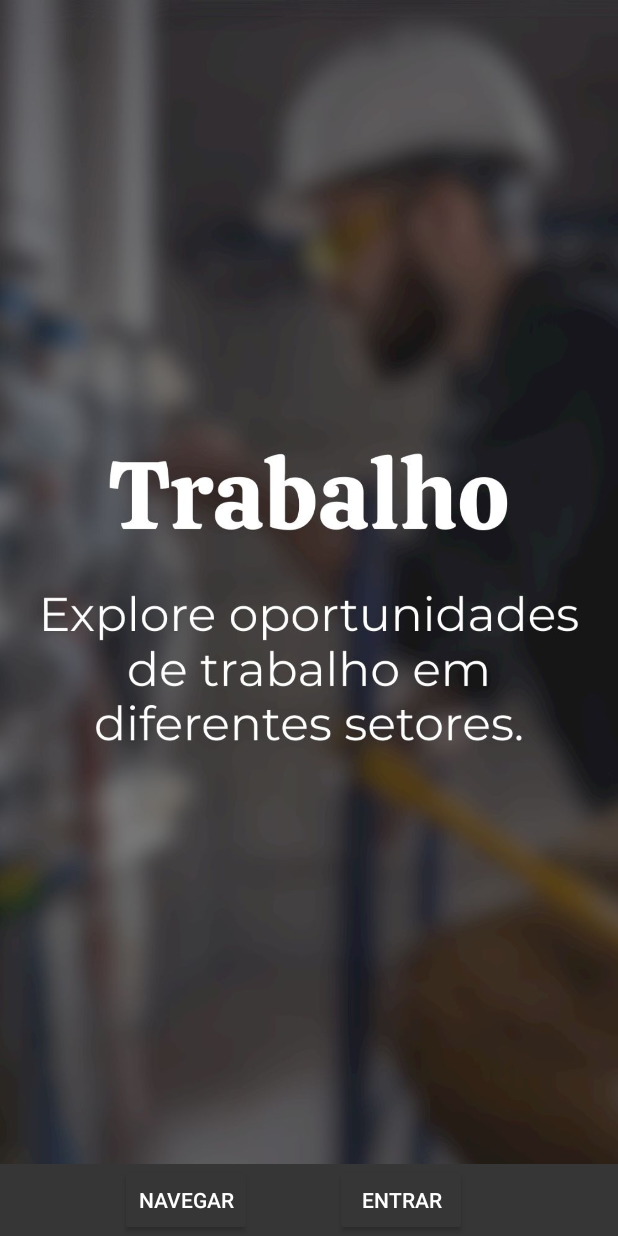
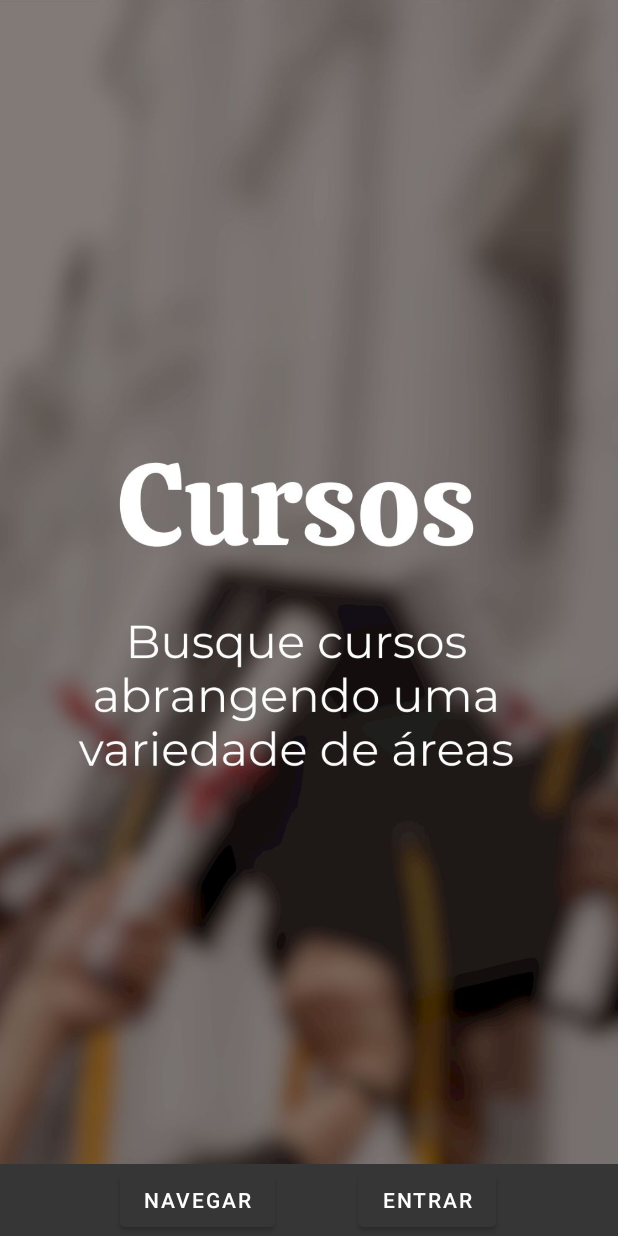
Before and after one commit to Siiki-89/cursos, an Android app: the screen it shows after launch (MainActivity before the commit, form_entrada after it), on a phone screen of 412 x 824 dp. Run offline under Robolectric (Android 15) with nearby library versions, the light colour scheme and no system bars.

Commit message:
att layout

```diff
--- a/cursoetrabalho/app/build.gradle
+++ b/cursoetrabalho/app/build.gradle
@@ -34,7 +34,7 @@
 dependencies {
 
     implementation 'androidx.appcompat:appcompat:1.6.1'
-    implementation 'com.google.android.material:material:1.9.0'
+    implementation 'com.google.android.material:material:1.5.0'
     implementation 'androidx.constraintlayout:constraintlayout:2.1.4'
     implementation 'androidx.navigation:navigation-fragment:2.5.3'
     implementation 'androidx.navigation:navigation-ui:2.5.3'
--- a/cursoetrabalho/app/src/main/AndroidManifest.xml
+++ b/cursoetrabalho/app/src/main/AndroidManifest.xml
@@ -6,6 +6,7 @@
     <uses-permission android:name="android.permission.ACCESS_NETWORK_STATE" />
 
     <application
+
         android:allowBackup="true"
         android:dataExtractionRules="@xml/data_extraction_rules"
         android:fullBackupContent="@xml/backup_rules"
@@ -55,11 +56,11 @@
         <activity
             android:name=".activity.form_entrar"
             android:exported="false"
-            android:theme="@style/Theme.AppCompat.Light.NoActionBar" />
+            android:theme="@style/Theme.MaterialComponents.NoActionBar" />
         <activity
-            android:name=".activity.MainActivity"
+            android:name=".activity.form_entrada"
             android:exported="true"
-            android:theme="@style/Theme.AppCompat.Light.NoActionBar">
+            android:theme="@style/Theme.MaterialComponents.DayNight.NoActionBar">
             <intent-filter>
                 <action android:name="android.intent.action.MAIN" />
 
--- a/cursoetrabalho/app/src/main/java/com/example/cursoetrabalho/activity/MainActivity.java
+++ b/cursoetrabalho/app/src/main/java/com/example/cursoetrabalho/activity/form_entrada.java
@@ -9,7 +9,7 @@
 
 import com.example.cursoetrabalho.R;
 
-public class MainActivity extends AppCompatActivity {
+public class form_entrada extends AppCompatActivity {
 
 
     private ViewFlipper viewFlipper;
@@ -17,7 +17,7 @@
     @Override
     protected void onCreate(Bundle savedInstanceState) {
         super.onCreate(savedInstanceState);
-        setContentView(R.layout.activity_main);
+        setContentView(R.layout.activity_form_entrada);
 
         viewFlipper = findViewById(R.id.view_flipper);
 
--- a/cursoetrabalho/app/src/main/res/drawable/config_mult_text.xml
+++ b/cursoetrabalho/app/src/main/res/drawable/config_mult_text.xml
@@ -1,7 +1,7 @@
 <?xml version="1.0" encoding="utf-8"?>
 <shape xmlns:android="http://schemas.android.com/apk/res/android">
-    <corners android:radius="2dp" />
+    <corners android:radius="1dp" />
     <stroke
-        android:color="@color/black"
-        android:width="1dp" />
+        android:color="@color/white"
+        android:width="2dp" />
 </shape>
--- a/cursoetrabalho/app/src/main/res/layout/activity_main.xml
+++ b/cursoetrabalho/app/src/main/res/layout/activity_form_entrada.xml
@@ -26,27 +26,8 @@
                 android:layout_height="wrap_content"
                 android:layout_gravity="center"
                 android:scaleType="centerCrop"
-                android:src="@drawable/teste" />
+                android:src="@drawable/img_entrada_graduacao" />
 
-            <TextView
-                android:layout_width="255dp"
-                android:layout_height="wrap_content"
-                android:layout_marginTop="25dp"
-                android:text="Curso"
-                android:textAlignment="center"
-                android:textAllCaps="false"
-                android:textColor="#0077b6"
-                android:textSize="20sp"
-                android:textStyle="bold" />
-
-            <TextView
-                android:layout_width="255dp"
-                android:layout_height="wrap_content"
-                android:layout_marginTop="25dp"
-                android:text="Busque cursos abrangendo uma variedade de áreas."
-                android:textAlignment="center"
-                android:textColor="#0077b6"
-                android:textSize="20sp" />
 
         </LinearLayout>
 
@@ -59,8 +40,9 @@
             <ImageView
                 android:layout_width="wrap_content"
                 android:layout_height="wrap_content"
-                android:scaleType="centerInside"
-                android:src="@drawable/teste" />
+                android:layout_gravity="center"
+                android:scaleType="centerCrop"
+                android:src="@drawable/img_entrada_trabalho" />
 
 
         </LinearLayout>
--- a/cursoetrabalho/app/src/main/res/values-night/themes.xml
+++ b/cursoetrabalho/app/src/main/res/values-night/themes.xml
@@ -1,6 +1,6 @@
 <resources xmlns:tools="http://schemas.android.com/tools">
     <!-- Base application theme. -->
-    <style name="Base.Theme.Cursoetrabalho" parent="Theme.Material3.DayNight">
+    <style name="Base.Theme.Cursoetrabalho" parent="Theme.Material3.DayNight.NoActionBar">
         <!-- Customize your dark theme here. -->
         <!-- <item name="colorPrimary">@color/my_dark_primary</item> -->
     </style>
--- a/cursoetrabalho/app/src/main/res/values/themes.xml
+++ b/cursoetrabalho/app/src/main/res/values/themes.xml
@@ -1,9 +1,12 @@
 <resources xmlns:tools="http://schemas.android.com/tools">
     <!-- Base application theme. -->
-    <style name="Base.Theme.Cursoetrabalho" parent="Theme.AppCompat.Light">
+    <style name="Base.Theme.Cursoetrabalho" parent="Theme.MaterialComponents.DayNight">
         <item name="colorPrimary">@color/white</item>
         <item name="android:windowBackground">@color/black</item>
+        <item name="colorSecondary">@color/white</item>
+        <item name="colorAccent">@color/white</item>
     </style>
 
     <style name="Theme.Cursoetrabalho" parent="Base.Theme.Cursoetrabalho" />
+
 </resources>
```
Also changed, not shown: cursoetrabalho/app/src/main/res/layout/activity_form_entrar.xml (+12 -8 lines), cursoetrabalho/app/src/main/res/drawable/img_entrada_graduacao.jpeg (added), cursoetrabalho/app/src/main/res/drawable/img_entrada_trabalho.jpeg (renamed from cursoetrabalho/app/src/main/res/drawable/teste.jpeg).
